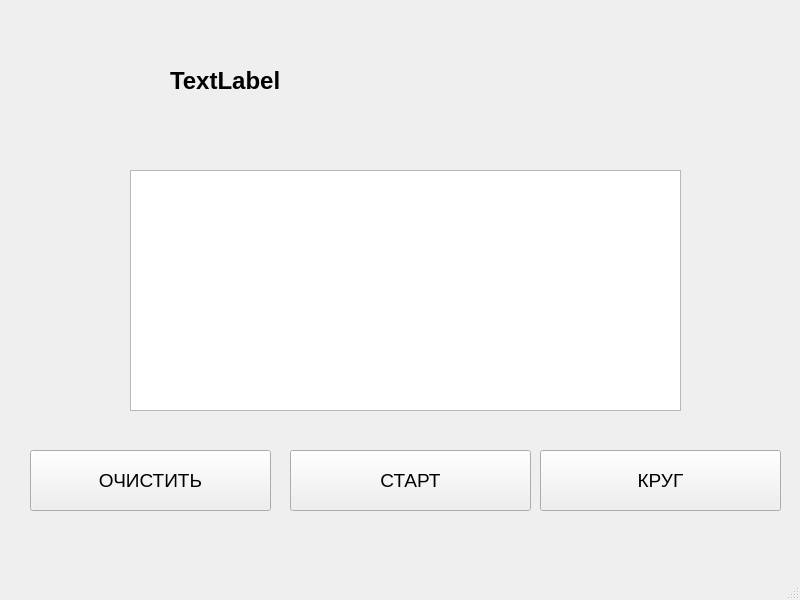
Before: the Qt Designer form QtDevelopment/StopWatch/mainwindow.ui in shirochkin/Homework_Home, drawn with Qt 5.
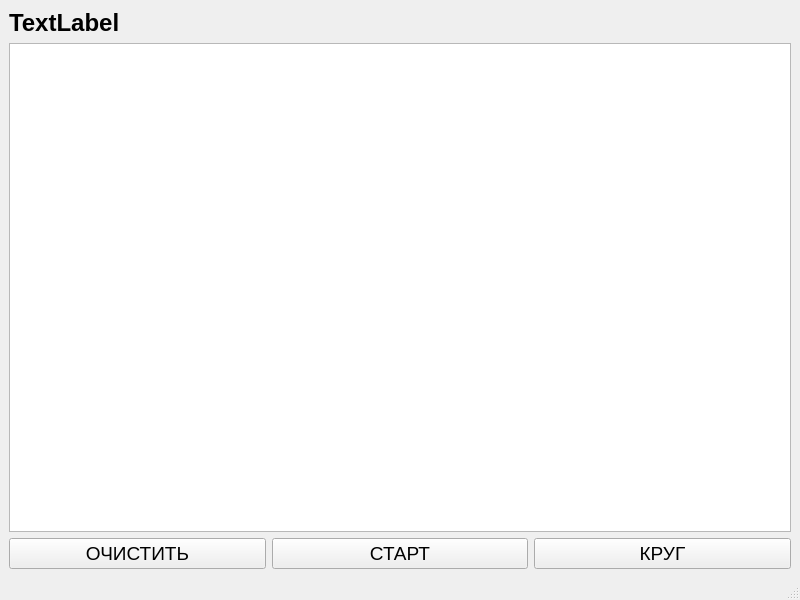
After: the same form once the commit is applied.

```diff
--- a/QtDevelopment/StopWatch/mainwindow.ui
+++ b/QtDevelopment/StopWatch/mainwindow.ui
@@ -14,69 +14,9 @@
    <string>MainWindow</string>
   </property>
   <widget class="QWidget" name="centralwidget">
-   <widget class="QPushButton" name="start_button">
-    <property name="geometry">
-     <rect>
-      <x>290</x>
-      <y>450</y>
-      <width>241</width>
-      <height>61</height>
-     </rect>
-    </property>
-    <property name="font">
-     <font>
-      <pointsize>14</pointsize>
-     </font>
-    </property>
-    <property name="text">
-     <string>СТАРТ</string>
-    </property>
-   </widget>
-   <widget class="QPushButton" name="circle_button">
-    <property name="geometry">
-     <rect>
-      <x>540</x>
-      <y>450</y>
-      <width>241</width>
-      <height>61</height>
-     </rect>
-    </property>
-    <property name="font">
-     <font>
-      <pointsize>14</pointsize>
-     </font>
-    </property>
-    <property name="text">
-     <string>КРУГ</string>
-    </property>
-   </widget>
-   <widget class="QPushButton" name="clear_button">
-    <property name="geometry">
-     <rect>
-      <x>30</x>
-      <y>450</y>
-      <width>241</width>
-      <height>61</height>
-     </rect>
-    </property>
-    <property name="font">
-     <font>
-      <pointsize>14</pointsize>
-     </font>
-    </property>
-    <property name="text">
-     <string>ОЧИСТИТЬ</string>
-    </property>
-   </widget>
+   <layout class="QGridLayout" name="gridLayout">
+    <item row="0" column="0" colspan="3">
    <widget class="QLabel" name="label">
-    <property name="geometry">
-     <rect>
-      <x>170</x>
-      <y>40</y>
-      <width>481</width>
-      <height>81</height>
-     </rect>
-    </property>
     <property name="font">
      <font>
       <pointsize>18</pointsize>
@@ -87,21 +27,53 @@
      <string>TextLabel</string>
     </property>
    </widget>
+    </item>
+    <item row="1" column="0" colspan="3">
    <widget class="QTextBrowser" name="textBrowser">
-    <property name="geometry">
-     <rect>
-      <x>130</x>
-      <y>170</y>
-      <width>551</width>
-      <height>241</height>
-     </rect>
-    </property>
+      <property name="font">
+       <font>
+        <pointsize>14</pointsize>
+       </font>
+      </property>
+     </widget>
+    </item>
+    <item row="2" column="0">
+     <widget class="QPushButton" name="clear_button">
     <property name="font">
      <font>
       <pointsize>14</pointsize>
      </font>
     </property>
-   </widget>
+      <property name="text">
+       <string>ОЧИСТИТЬ</string>
+      </property>
+     </widget>
+    </item>
+    <item row="2" column="1">
+     <widget class="QPushButton" name="start_button">
+      <property name="font">
+       <font>
+        <pointsize>14</pointsize>
+       </font>
+      </property>
+      <property name="text">
+       <string>СТАРТ</string>
+      </property>
+     </widget>
+    </item>
+    <item row="2" column="2">
+     <widget class="QPushButton" name="circle_button">
+      <property name="font">
+       <font>
+        <pointsize>14</pointsize>
+       </font>
+      </property>
+      <property name="text">
+       <string>КРУГ</string>
+      </property>
+     </widget>
+    </item>
+   </layout>
   </widget>
   <widget class="QMenuBar" name="menubar">
    <property name="geometry">
```
Lines whose indentation alone changed are shown as unchanged.
